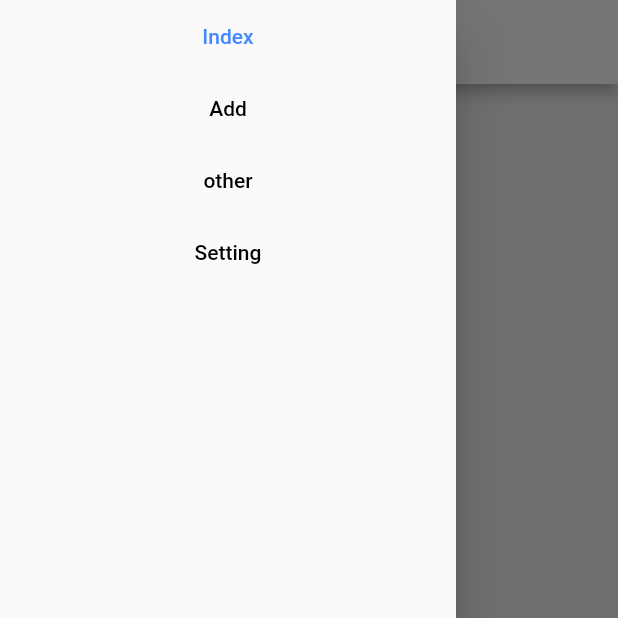
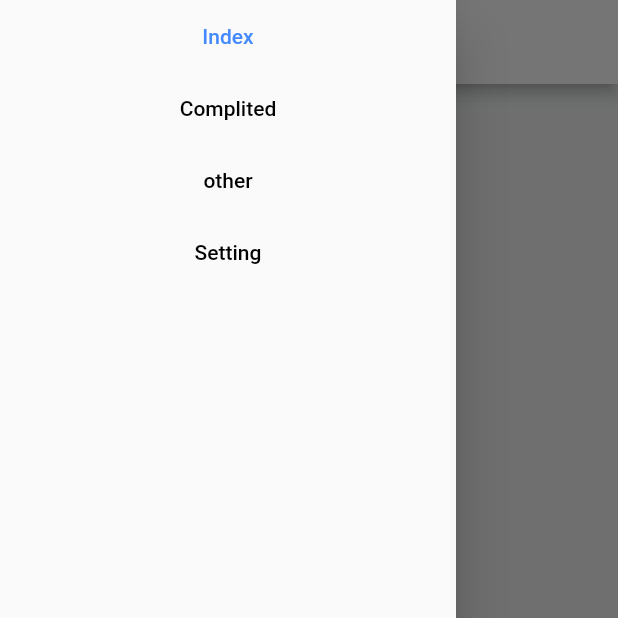
Before and after one commit to Poker-Face-Vii/Keep-it-organized, a Flutter app: the screen it shows after launch, with the side drawer open, on a phone screen of 412 x 824 dp, the top half of it. Run offline on Flutter 3.47's test engine with Material 2 defaults, Android fonts, the phone set to English and light mode, and no system bars; our stand-ins replace flutter_mobx, hive, hive_flutter, mobx; accounts and stored records are empty; generated files the repository leaves out were written again; statements that could not run were skipped.

Commit message:
Change routes and drawer menu

```diff
--- a/lib/Components/_Drawer.dart
+++ b/lib/Components/_Drawer.dart
@@ -15,12 +15,12 @@ Drawer my_menu(context, selected) {
         ),
         FlatButton(
           child: Text(
-            'Add',
+            'Complited',
             style: TextStyle(
                 color: selected == 2 ? Colors.blueAccent : Colors.black),
           ),
           onPressed: () =>
-              selected == 2 ? selected : Navigator.pushNamed(context, '/add'),
+              selected == 2 ? selected : Navigator.pushNamed(context, '/complited'),
         ),
         FlatButton(
           child: Text(
--- a/lib/main.dart
+++ b/lib/main.dart
@@ -3,21 +3,20 @@ import 'package:flutter/material.dart';
 import 'package:hive/hive.dart';
 import 'package:path_provider/path_provider.dart' as path_provider;
 // ?   S C R E E N
-
 import 'package:keep_it_organized/screen/inbox.dart';
 import 'package:keep_it_organized/screen/Addpage.dart';
+import 'package:keep_it_organized/screen/ComplitedPage.dart';
 // ?     DATA  _  BASE   Modul
 import 'package:keep_it_organized/database/myTask_db.dart';
 
-
-void main() async{
+void main() async {
   WidgetsFlutterBinding.ensureInitialized();
-  final appDocumentDirectory = await path_provider.getApplicationDocumentsDirectory();
+  final appDocumentDirectory =
+      await path_provider.getApplicationDocumentsDirectory();
   Hive.init(appDocumentDirectory.path);
   Hive.registerAdapter(MytaskAdapter(), 0);
-
+  final complited = Hive.openBox<Mytask>('Complited');
   runApp(KeepItSimple());
-
 }
 
 class KeepItSimple extends StatelessWidget {
@@ -33,11 +32,10 @@ class KeepItSimple extends StatelessWidget {
           scaffoldBackgroundColor: Color(0xffF1F3F4)),
       initialRoute: '/',
       routes: {
-
         '/': (context) => InboxPage(),
+        '/complited': (context) => ComplitedPage(),
         // '/': (context) => TestPage(),
-        '/add': (context) => AddPage(),
-        '/other':(context)=> InboxPage(),
+        // '/other': (context) => InboxPage(),
       },
     );
   }
```
